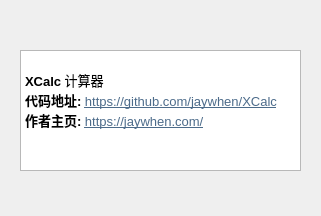
Before: the Qt Designer form aboutx.ui in jaywhen/LearnQt, drawn with Qt 5.
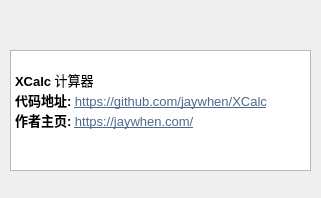
After: the same form once the commit is applied.

The edit to the form file:
```diff
--- a/aboutx.ui
+++ b/aboutx.ui
@@ -7,7 +7,7 @@
     <x>0</x>
     <y>0</y>
     <width>321</width>
-    <height>216</height>
+    <height>198</height>
    </rect>
   </property>
   <property name="windowTitle">
@@ -19,9 +19,9 @@
    </property>
    <property name="geometry">
     <rect>
-     <x>20</x>
+     <x>10</x>
      <y>50</y>
-     <width>281</width>
+     <width>301</width>
      <height>121</height>
     </rect>
    </property>
```
